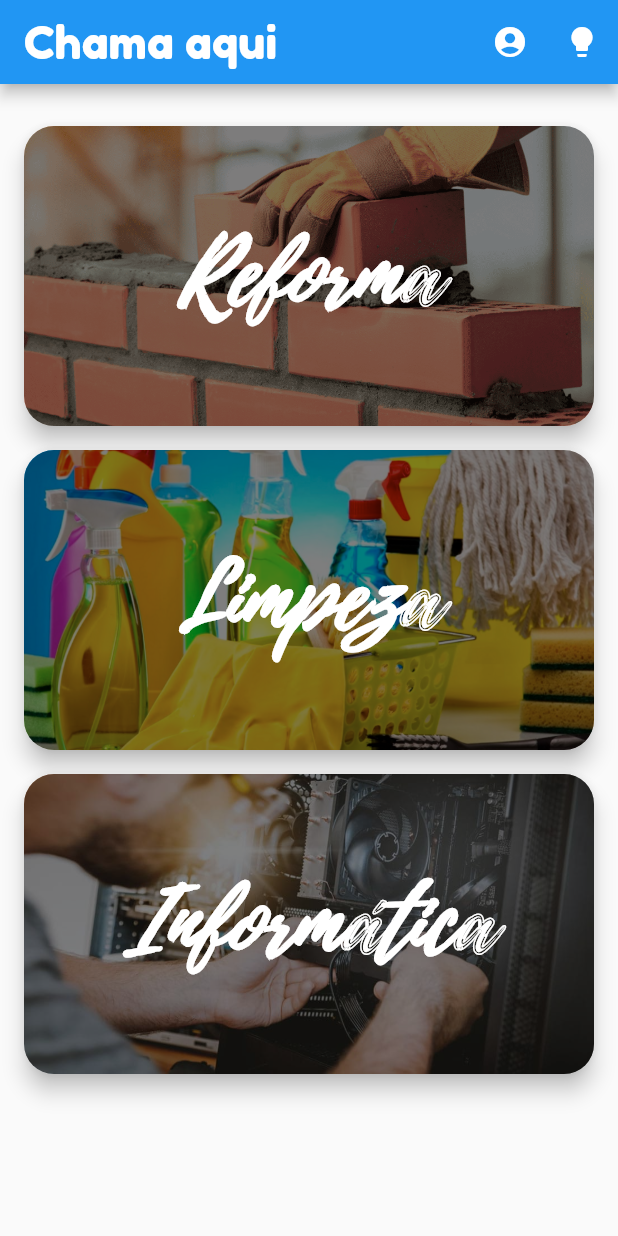
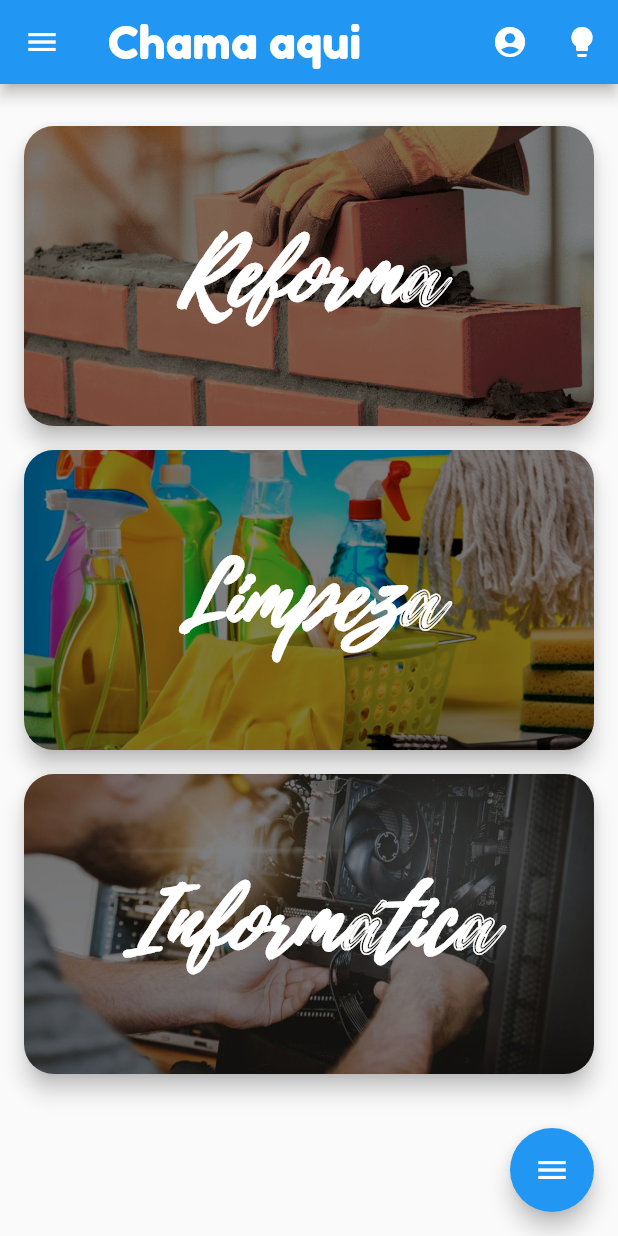
Before and after one commit to thiagoaraujoux/Chama-aqui, a Flutter app: the screen it shows after launch, on a phone screen of 412 x 824 dp. Run offline on Flutter 3.47's test engine with Material 2 defaults, Android fonts, the light colour scheme and no system bars; our stand-ins replace shared_preferences, sqflite; accounts and stored records are empty.

Commit message:
Atualização tela home

```diff
--- /dev/null
+++ b/lib/utils/session_manager.dart
@@ -0,0 +1,35 @@
+import 'package:shared_preferences/shared_preferences.dart';
+
+class SessionManager {
+  static const String _loggedInUserKey = 'loggedInUser';
+
+  static Future<bool> setLoggedInUser(String username) async {
+    try {
+      SharedPreferences prefs = await SharedPreferences.getInstance();
+      return await prefs.setString(_loggedInUserKey, username);
+    } catch (e) {
+      print('Erro ao salvar o usuário logado: $e');
+      return false;
+    }
+  }
+
+  static Future<String?> getLoggedInUser() async {
+    try {
+      SharedPreferences prefs = await SharedPreferences.getInstance();
+      return prefs.getString(_loggedInUserKey);
+    } catch (e) {
+      print('Erro ao obter o usuário logado: $e');
+      return null;
+    }
+  }
+
+  static Future<bool> clearLoggedInUser() async {
+    try {
+      SharedPreferences prefs = await SharedPreferences.getInstance();
+      return await prefs.remove(_loggedInUserKey);
+    } catch (e) {
+      print('Erro ao limpar o usuário logado: $e');
+      return false;
+    }
+  }
+}
--- a/lib/views/home_page.dart
+++ b/lib/views/home_page.dart
@@ -1,6 +1,6 @@
 import 'package:flutter/material.dart';
-
 import '../routes.dart';
+import '../utils/session_manager.dart';
 import 'servico.dart';
 
 class MyHomePage extends StatefulWidget {
@@ -22,10 +22,29 @@ class _MyHomePageState extends State<MyHomePage> {
   ];
 
   bool isDarkMode = false;
+  bool isMenuOpen = false;
+  String? loggedInUser;
+
+  @override
+  void initState() {
+    super.initState();
+    loadLoggedInUser();
+  }
+
+  Future<void> loadLoggedInUser() async {
+    loggedInUser = await SessionManager.getLoggedInUser();
+    setState(() {});
+  }
 
   void toggleDarkMode() {
     setState(() {
       isDarkMode = !isDarkMode;
+    });
+  }
+
+  void toggleMenu() {
+    setState(() {
+      isMenuOpen = !isMenuOpen;
     });
   }
 
@@ -49,6 +68,17 @@ class _MyHomePageState extends State<MyHomePage> {
         },
       ),
     );
+  }
+
+  void navigateToLogin() {
+    SessionManager.clearLoggedInUser(); // Limpar usuário logado
+    Navigator.pushNamed(context, Routes.login);
+  }
+
+  void navigateToHome() {
+    // Reset any user-related data
+    // e.g., clear form fields, reset state variables, etc.
+    Navigator.pop(context);
   }
 
   @override
@@ -76,7 +106,7 @@ class _MyHomePageState extends State<MyHomePage> {
             IconButton(
               icon: Icon(Icons.account_circle),
               onPressed: () {
-                Navigator.pushNamed(context, Routes.login);
+                navigateToLogin();
               },
             ),
             IconButton(
@@ -84,6 +114,56 @@ class _MyHomePageState extends State<MyHomePage> {
               onPressed: toggleDarkMode,
             ),
           ],
+        ),
+        drawer: Drawer(
+          child: ListView(
+            children: [
+              DrawerHeader(
+                decoration: BoxDecoration(
+                  color: Theme.of(context).primaryColor,
+                ),
+                child: Column(
+                  mainAxisAlignment: MainAxisAlignment.center,
+                  children: [
+                    CircleAvatar(
+                      radius: 30,
+                      backgroundImage: AssetImage('assets/images/avatar.png'),
+                    ),
+                    SizedBox(height: 10),
+                    Text(
+                      loggedInUser ?? '',
+                      style: TextStyle(
+                        color: Colors.white,
+                        fontSize: 18,
+                      ),
+                    ),
+                  ],
+                ),
+              ),
+              ListTile(
+                leading: Icon(Icons.account_circle),
+                title: Text('Perfil'),
+                onTap: () {
+                  // Navigate to profile page
+                },
+              ),
+              ListTile(
+                leading: Icon(Icons.settings),
+                title: Text('Configurações'),
+                onTap: () {
+                  // Navigate to settings page
+                },
+              ),
+              ListTile(
+                leading: Icon(Icons.exit_to_app),
+                title: Text('Sair'),
+                onTap: () {
+                  toggleMenu();
+                  navigateToLogin();
+                },
+              ),
+            ],
+          ),
         ),
         body: Column(
           mainAxisAlignment: MainAxisAlignment.center,
@@ -146,6 +226,12 @@ class _MyHomePageState extends State<MyHomePage> {
             ),
           ],
         ),
+        floatingActionButton: FloatingActionButton(
+          onPressed: toggleMenu,
+          child: Icon(
+            isMenuOpen ? Icons.close : Icons.menu,
+          ),
+        ),
       ),
     );
   }
--- a/pubspec.yaml
+++ b/pubspec.yaml
@@ -39,6 +39,7 @@ dependencies:
   shared_preferences: ^2.0.7
   http: ^0.13.4
   flutter_stepper: any
+  provider: ^6.0.1
 
 dev_dependencies:
   flutter_test:
```
Also changed, not shown: lib/views/cadastro.dart (+95 -12 lines), pubspec.lock.
